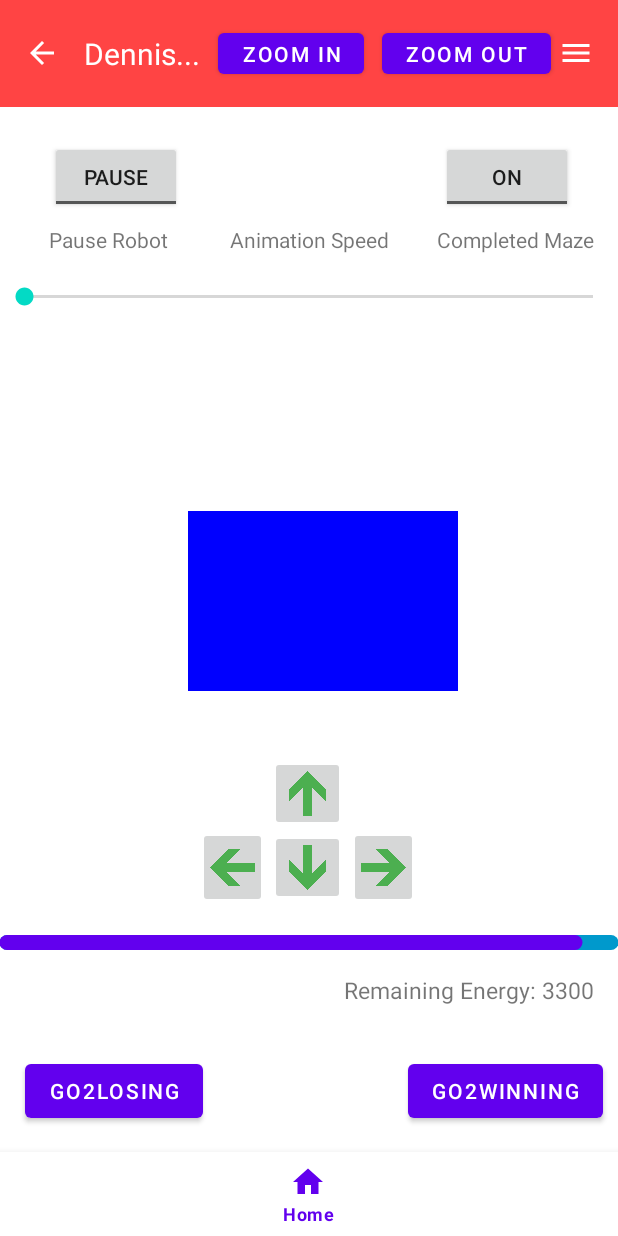
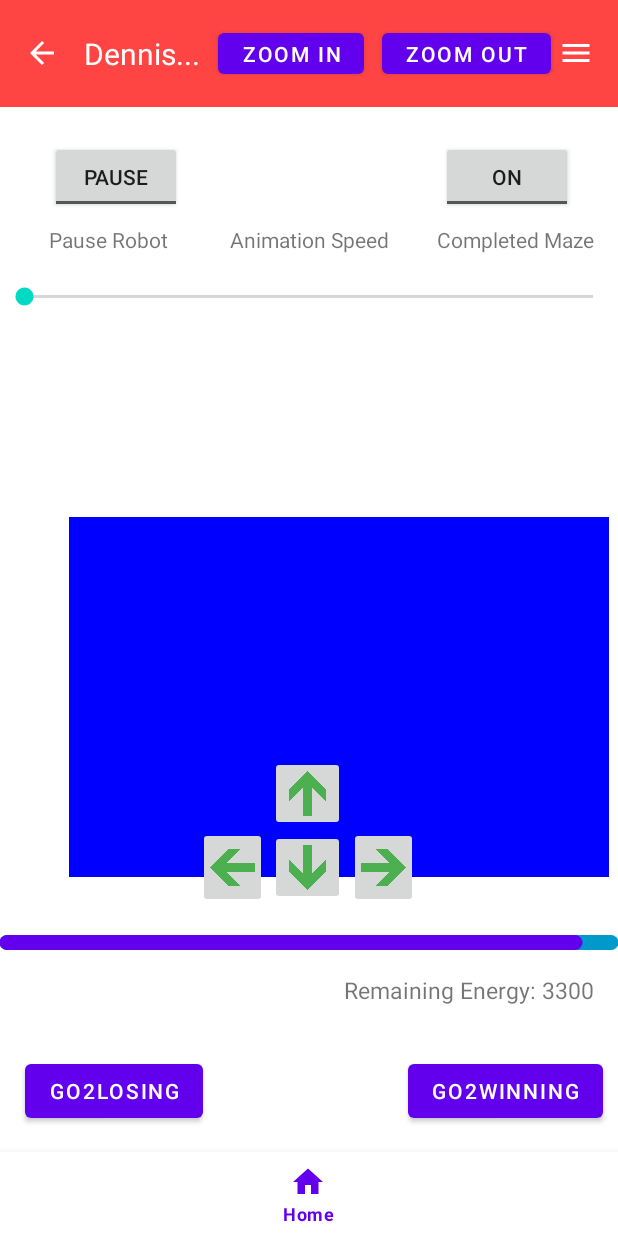
Before and after one commit to Dttang123/AMazeByDennisTang, an Android app: the PlayAnimationActivity screen opened directly, with no data from a screen before it, on a phone screen of 412 x 824 dp. Run offline under Robolectric (Android 15) with nearby library versions, the phone set to English and light mode, and no system bars.

Commit message:
Fixed xml widget IDs to connect with custom view in java

```diff
--- a/app/src/main/res/layout/generating.xml
+++ b/app/src/main/res/layout/generating.xml
@@ -33,6 +33,7 @@
         android:layout_height="wrap_content"
         android:layout_marginTop="52dp"
         android:indeterminate="false"
+        android:max="100"
         app:indicatorSize="100dp"
         app:layout_constraintEnd_toEndOf="parent"
         app:layout_constraintStart_toStartOf="parent"
--- a/app/src/main/res/layout/mazepanel.xml
+++ b/app/src/main/res/layout/mazepanel.xml
@@ -6,8 +6,8 @@
 
     <com.example.amazebydennistang.gui.MazePanel
         android:id="@+id/mazePanel"
-        android:layout_width="236dp"
-        android:layout_height="240dp"
+        android:layout_width="300dp"
+        android:layout_height="300dp"
         app:layout_constraintBottom_toBottomOf="parent"
         app:layout_constraintDimensionRatio="1:1"
         app:layout_constraintEnd_toEndOf="parent"
--- a/app/src/main/res/layout/playanimationactivity.xml
+++ b/app/src/main/res/layout/playanimationactivity.xml
@@ -10,9 +10,11 @@
         layout="@layout/zoom_toolbar" />
 
     <com.example.amazebydennistang.gui.MazePanel
-        android:layout_width="200dp"
-        android:layout_height="200dp"
+        android:id="@+id/mazePanel"
+        android:layout_height="400dp"
+        android:layout_width="400dp"
         app:layout_constraintBottom_toTopOf="@+id/bottomNavigationView"
+        app:layout_constraintDimensionRatio="1:1"
         app:layout_constraintEnd_toEndOf="parent"
         app:layout_constraintHorizontal_bias="0.497"
         app:layout_constraintStart_toStartOf="parent"
```
